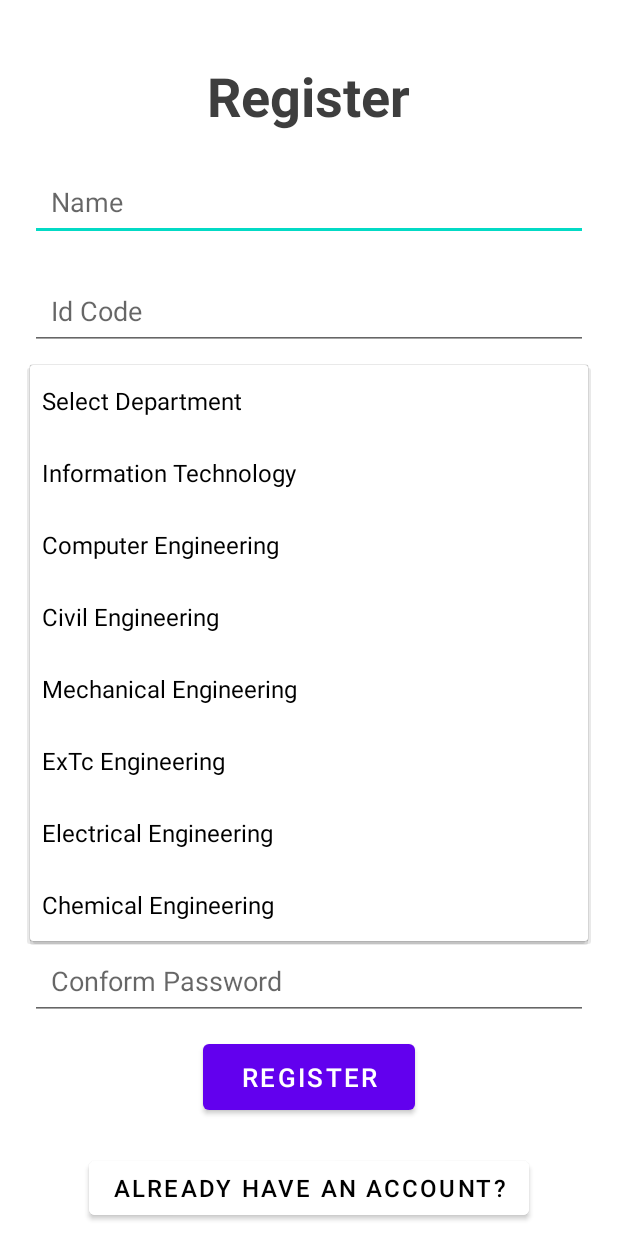
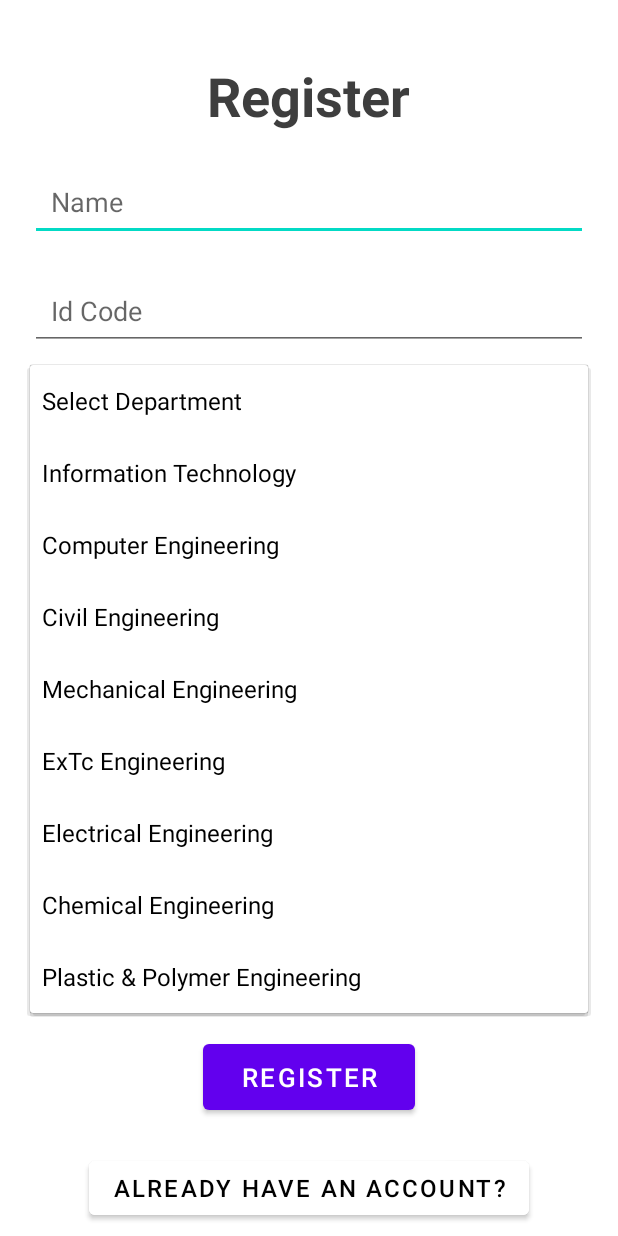
Before and after one commit to ameypte/Learning-Management-System, an Android app: the RegisterActivity screen opened directly, with no data from a screen before it, after a tap on "Select Department", on a phone screen of 412 x 824 dp. Run offline under Robolectric (Android 15) with nearby library versions, the phone set to English and light mode, and no system bars; our stand-ins replace Firebase (no records; nobody signed in at launch, a user with empty details on screens opened directly).

Commit message:
added Plastic and Polymer dept

```diff
--- a/Login/src/main/java/com/example/learning_management_system/RegisterActivity.kt
+++ b/Login/src/main/java/com/example/learning_management_system/RegisterActivity.kt
@@ -35,7 +35,8 @@ class RegisterActivity : AppCompatActivity() {
             "Mechanical Engineering",
             "ExTc Engineering",
             "Electrical Engineering",
-            "Chemical Engineering"
+            "Chemical Engineering",
+            "Plastic & Polymer Engineering"
         )
         val adapter =
             ArrayAdapter<String>(this, android.R.layout.simple_spinner_dropdown_item, items)
```
